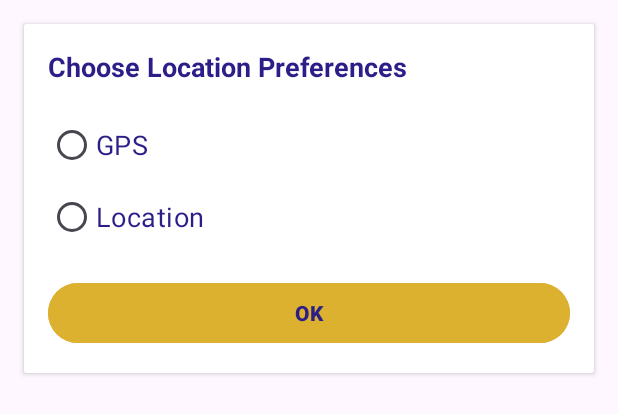
After one commit to mohammedheshm/Weather-App, an Android app: the layout dialog_item.xml on its own in the app's theme, with its tools: preview values and no code run, on a phone screen of 412 x 824 dp. The commit adds this screen. Shown: the top 414 px of the screen. Run offline under Robolectric (Android 15) with nearby library versions, the phone set to English and light mode, and no system bars.

Commit message:
Handle Custom Dialog With Item Layout

```diff
--- /dev/null
+++ b/app/src/main/res/drawable/dialog_background.xml
@@ -0,0 +1,4 @@
+<?xml version="1.0" encoding="utf-8"?>
+<shape xmlns:android="http://schemas.android.com/apk/res/android">
+    <solid android:color="@color/white"/>
+</shape>
--- /dev/null
+++ b/app/src/main/res/layout/dialog_item.xml
@@ -0,0 +1,60 @@
+<?xml version="1.0" encoding="utf-8"?>
+<androidx.cardview.widget.CardView xmlns:android="http://schemas.android.com/apk/res/android"
+    xmlns:app="http://schemas.android.com/apk/res-auto"
+    android:layout_width="match_parent"
+    android:layout_height="wrap_content"
+    android:layout_margin="16dp"
+    app:cardBackgroundColor="@color/white"> <!-- Set transparent for the CardView background -->
+
+    <LinearLayout
+        android:layout_width="match_parent"
+        android:layout_height="wrap_content"
+        android:background="@drawable/dialog_background"
+        android:orientation="vertical"
+        android:padding="16dp">
+
+        <TextView
+            android:id="@+id/dialog_title"
+            android:layout_width="wrap_content"
+            android:layout_height="wrap_content"
+            android:layout_marginBottom="16dp"
+            android:text="Choose Location Preferences"
+            android:textColor="@color/base_color_one"
+            android:textSize="18sp"
+            android:textStyle="bold" />
+
+        <RadioGroup
+            android:id="@+id/radio_group_options"
+            android:layout_width="match_parent"
+            android:layout_height="wrap_content"
+            android:orientation="vertical">
+
+            <RadioButton
+                android:id="@+id/radio_gps"
+                android:layout_width="wrap_content"
+                android:layout_height="wrap_content"
+                android:text="GPS"
+                android:textColor="@color/base_color_one"
+                android:textSize="18sp" />
+
+            <RadioButton
+                android:id="@+id/radio_location"
+                android:layout_width="wrap_content"
+                android:layout_height="wrap_content"
+                android:text="Location"
+                android:textColor="@color/base_color_one"
+                android:textSize="18sp" />
+        </RadioGroup>
+
+        <Button
+            android:id="@+id/button_ok"
+            android:layout_width="match_parent"
+            android:layout_height="wrap_content"
+            android:layout_marginTop="16dp"
+            android:backgroundTint="@color/base_color_three"
+            android:text="OK"
+            android:textColor="@color/base_color_one"
+            android:textStyle="bold" />
+    </LinearLayout>
+
+</androidx.cardview.widget.CardView>
--- a/app/src/main/res/layout/fragment_map.xml
+++ b/app/src/main/res/layout/fragment_map.xml
@@ -21,7 +21,7 @@
         android:backgroundTint="@color/base_color_three"
         android:text="@string/confirm"
         android:textColor="@color/base_color_one"
-        android:textSize="28sp"
+        android:textSize="24sp"
         android:textStyle="bold"
         app:layout_constraintBottom_toBottomOf="parent"
         app:layout_constraintEnd_toEndOf="parent"
```
Also changed, not shown: app/src/main/java/com/example/weatherapp/util/SetupDialogUtil.kt (+71 -23 lines).
